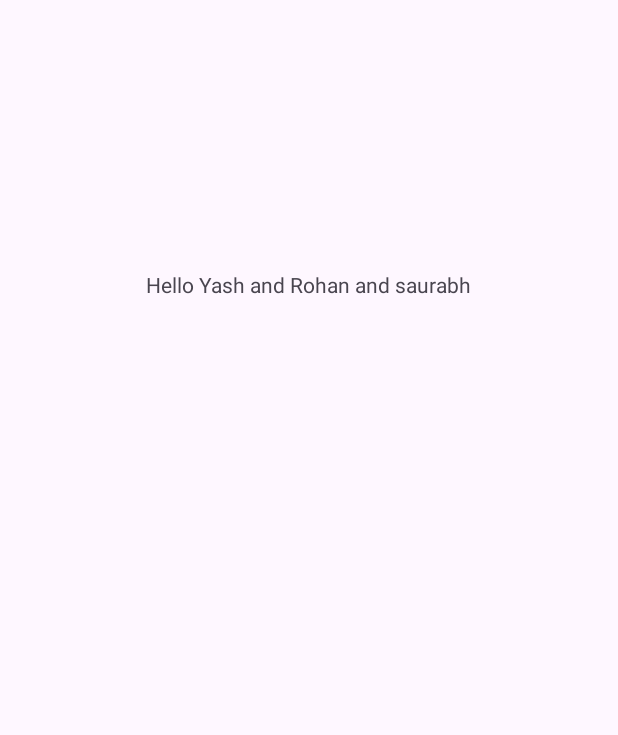
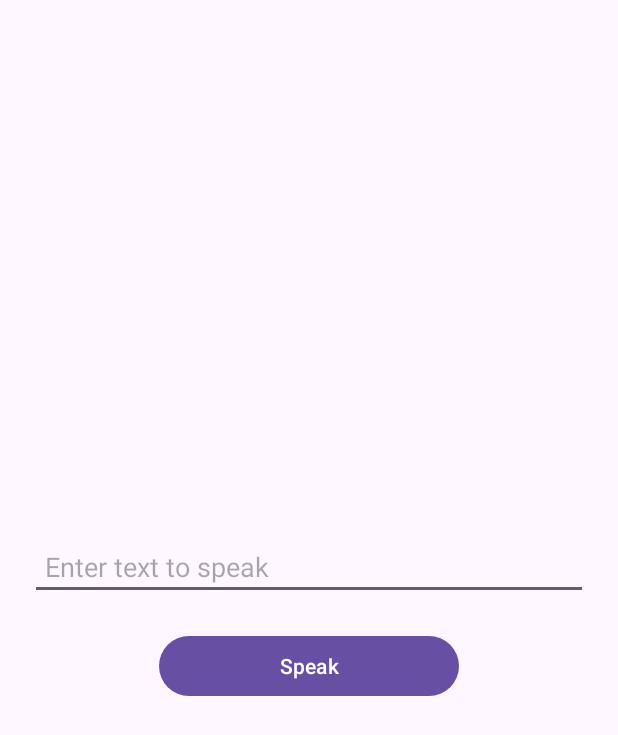
Before and after one commit to saurabh-gawade-29/MyFirstApplication, an Android app: the screen it shows after launch (MainActivity), on a phone screen of 412 x 824 dp. Shown: the top 735 px of the screen. Run offline under Robolectric (Android 15) with nearby library versions, the phone set to English and light mode, and no system bars.

Commit message:
Text To Speech

```diff
--- a/app/src/main/java/com/example/myfirstapplication/MainActivity.java
+++ b/app/src/main/java/com/example/myfirstapplication/MainActivity.java
@@ -1,24 +1,64 @@
 package com.example.myfirstapplication;
 
+import androidx.appcompat.app.AppCompatActivity;
 import android.os.Bundle;
-
-import androidx.activity.EdgeToEdge;
-import androidx.appcompat.app.AppCompatActivity;
-import androidx.core.graphics.Insets;
-import androidx.core.view.ViewCompat;
-import androidx.core.view.WindowInsetsCompat;
+import android.speech.tts.TextToSpeech;
+import android.view.View;
+import android.widget.Button;
+import android.widget.EditText;
+import android.widget.Toast;
+import java.util.Locale;
 
 public class MainActivity extends AppCompatActivity {
+
+    EditText edtText;
+    Button btnSpeak;
+    TextToSpeech tts;
 
     @Override
     protected void onCreate(Bundle savedInstanceState) {
         super.onCreate(savedInstanceState);
-        EdgeToEdge.enable(this);
         setContentView(R.layout.activity_main);
-        ViewCompat.setOnApplyWindowInsetsListener(findViewById(R.id.main), (v, insets) -> {
-            Insets systemBars = insets.getInsets(WindowInsetsCompat.Type.systemBars());
-            v.setPadding(systemBars.left, systemBars.top, systemBars.right, systemBars.bottom);
-            return insets;
+
+        edtText = findViewById(R.id.edtText);
+        btnSpeak = findViewById(R.id.btnSpeak);
+
+        // Initialize TextToSpeech
+        tts = new TextToSpeech(this, new TextToSpeech.OnInitListener() {
+            @Override
+            public void onInit(int status) {
+                if (status == TextToSpeech.SUCCESS) {
+                    int result = tts.setLanguage(Locale.US);
+                    if (result == TextToSpeech.LANG_MISSING_DATA ||
+                            result == TextToSpeech.LANG_NOT_SUPPORTED) {
+                        Toast.makeText(MainActivity.this, "Language not supported", Toast.LENGTH_SHORT).show();
+                    }
+                } else {
+                    Toast.makeText(MainActivity.this, "TTS Initialization failed", Toast.LENGTH_SHORT).show();
+                }
+            }
+        });
+
+        // Speak button click
+        btnSpeak.setOnClickListener(new View.OnClickListener() {
+            @Override
+            public void onClick(View v) {
+                String text = edtText.getText().toString().trim();
+                if (!text.isEmpty()) {
+                    tts.speak(text, TextToSpeech.QUEUE_FLUSH, null, null);
+                } else {
+                    Toast.makeText(MainActivity.this, "Please enter text", Toast.LENGTH_SHORT).show();
+                }
+            }
         });
     }
+
+    @Override
+    protected void onDestroy() {
+        super.onDestroy();
+        if (tts != null) {
+            tts.stop();
+            tts.shutdown();
+        }
+    }
 }
--- a/app/src/main/res/layout/activity_main.xml
+++ b/app/src/main/res/layout/activity_main.xml
@@ -1,21 +1,25 @@
 <?xml version="1.0" encoding="utf-8"?>
-<androidx.constraintlayout.widget.ConstraintLayout xmlns:android="http://schemas.android.com/apk/res/android"
-    xmlns:app="http://schemas.android.com/apk/res-auto"
-    xmlns:tools="http://schemas.android.com/tools"
-    android:id="@+id/main"
+<LinearLayout
+    xmlns:android="http://schemas.android.com/apk/res/android"
     android:layout_width="match_parent"
     android:layout_height="match_parent"
-    tools:context=".MainActivity">
+    android:orientation="vertical"
+    android:gravity="center"
+    android:padding="20dp">
 
-    <TextView
-        android:layout_width="wrap_content"
+    <EditText
+        android:id="@+id/edtText"
+        android:layout_width="match_parent"
         android:layout_height="wrap_content"
-        android:text="Hello Yash and Rohan and saurabh"
-        app:layout_constraintBottom_toBottomOf="parent"
-        app:layout_constraintEnd_toEndOf="parent"
-        app:layout_constraintHorizontal_bias="0.497"
-        app:layout_constraintStart_toStartOf="parent"
-        app:layout_constraintTop_toTopOf="parent"
-        app:layout_constraintVertical_bias="0.224" />
+        android:hint="Enter text to speak"
+        android:padding="10dp"
+        android:textSize="18sp"/>
 
-</androidx.constraintlayout.widget.ConstraintLayout>
+    <Button
+        android:id="@+id/btnSpeak"
+        android:layout_width="200dp"
+        android:layout_height="wrap_content"
+        android:text="Speak"
+        android:layout_marginTop="20dp"/>
+
+</LinearLayout>
```
